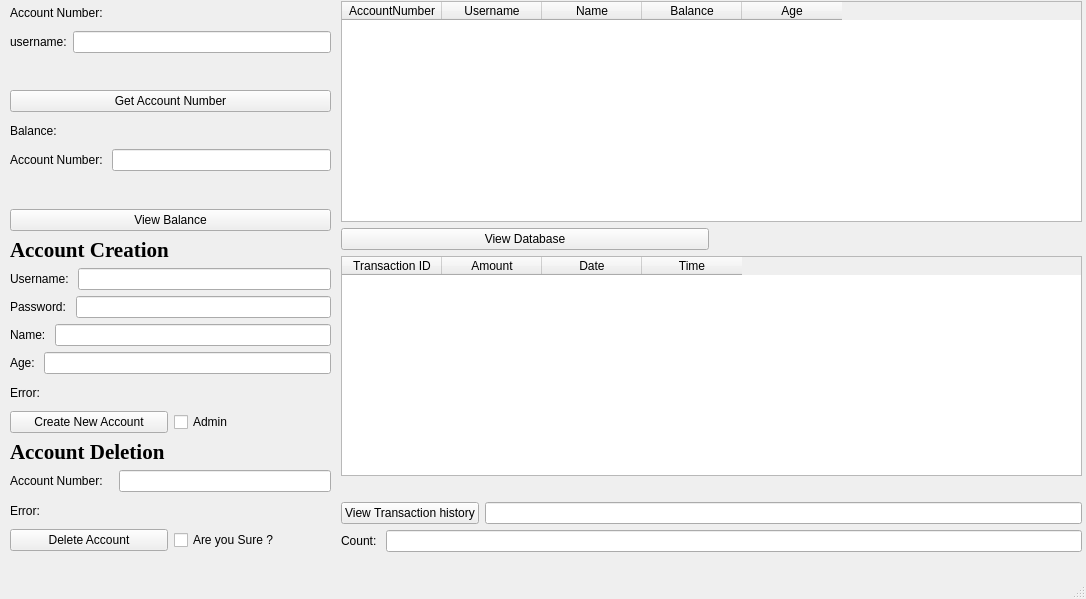
The window that client/client/adminwindow.ui (Abdelrahman-Aldesoky/Bank_Server_Client-Qt) describes before a commit, drawn with Qt 5.
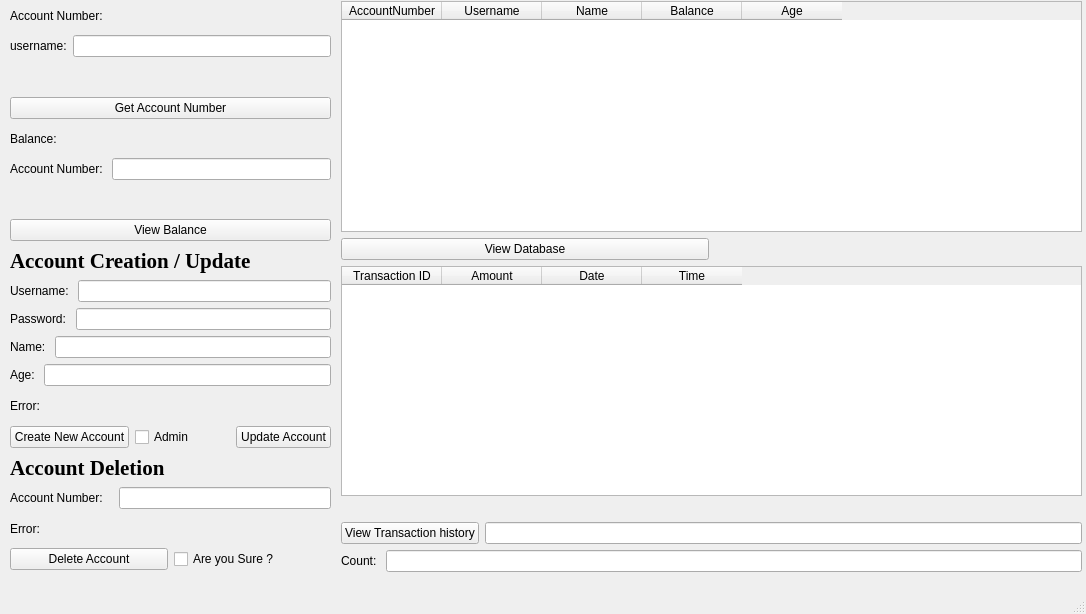
The same window after the commit.

Commit message: Added the update button and functionality

The edit to the form file:
```diff
--- a/client/client/adminwindow.ui
+++ b/client/client/adminwindow.ui
@@ -7,20 +7,20 @@
     <x>0</x>
     <y>0</y>
     <width>1086</width>
-    <height>599</height>
+    <height>614</height>
    </rect>
   </property>
   <property name="windowTitle">
    <string>MainWindow</string>
   </property>
   <widget class="QWidget" name="centralwidget">
-   <widget class="QWidget" name="">
+   <widget class="QWidget" name="layoutWidget">
     <property name="geometry">
      <rect>
       <x>341</x>
       <y>1</y>
       <width>741</width>
-      <height>551</height>
+      <height>571</height>
      </rect>
     </property>
     <layout class="QVBoxLayout" name="verticalLayout">
@@ -136,9 +136,9 @@
     <property name="geometry">
      <rect>
       <x>10</x>
-      <y>0</y>
+      <y>2</y>
       <width>321</width>
-      <height>551</height>
+      <height>568</height>
      </rect>
     </property>
     <layout class="QVBoxLayout" name="verticalLayout_2">
@@ -222,7 +222,7 @@
         </font>
        </property>
        <property name="text">
-        <string>Account Creation</string>
+        <string>Account Creation / Update</string>
        </property>
       </widget>
      </item>
@@ -305,6 +305,13 @@
          </property>
         </widget>
        </item>
+       <item>
+        <widget class="QPushButton" name="pbn_update_account">
+         <property name="text">
+          <string>Update Account</string>
+         </property>
+        </widget>
+       </item>
       </layout>
      </item>
      <item>
```
The commit also changes 8 other files.
